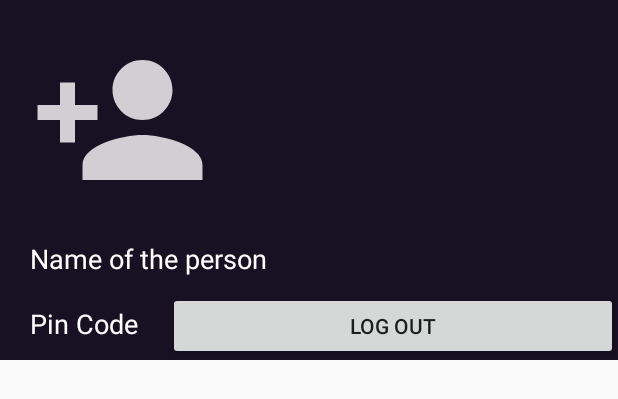
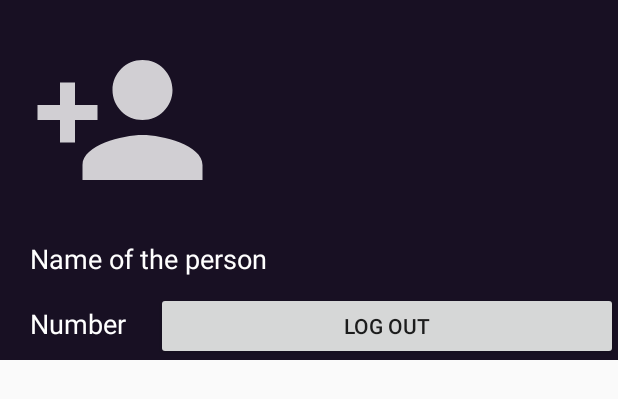
Before and after one commit to kirtikjangale/SeAndroidFrontend, an Android app: the layout drawer_header.xml on its own in the app's theme, with its tools: preview values and no code run, on a phone screen of 412 x 824 dp. Shown: the top 399 px of the screen. Run offline under Robolectric (Android 15) with nearby library versions, the phone set to English and light mode, and no system bars.

Commit message:
resolved merge conflicts

```diff
--- a/app/src/main/java/com/example/seandroidproject/activity/HomePageActivity.kt
+++ b/app/src/main/java/com/example/seandroidproject/activity/HomePageActivity.kt
@@ -216,7 +216,8 @@ class HomePageActivity : AppCompatActivity() {
     private fun openHome(){
         supportFragmentManager.beginTransaction().replace(
             R.id.frame,
-            AllItemsFragment()
+            // hardcoded defaults
+            AllItemsFragment("517619", "ewaste")
         ).addToBackStack("Home").commit()
         drawerLayout.closeDrawers()
         supportActionBar?.title = "All Items"
--- a/app/src/main/java/com/example/seandroidproject/activity/SellActivity.kt
+++ b/app/src/main/java/com/example/seandroidproject/activity/SellActivity.kt
@@ -20,6 +20,7 @@ import androidx.core.view.isVisible
 import com.example.seandroidproject.R
 import com.example.seandroidproject.util.FileUtils
 import okhttp3.*
+import okhttp3.MediaType.Companion.toMediaTypeOrNull
 import retrofit2.Call
 import retrofit2.Callback
 import retrofit2.Response
@@ -300,7 +301,7 @@ class SellActivity : AppCompatActivity() {
 
             // create RequestBody instance from file
             val requestFile = RequestBody.create(
-                MediaType.parse(contentResolver.getType(uri).toString()),
+                contentResolver.getType(uri).toString().toMediaTypeOrNull(),
                 file
             )
             gallery.add(MultipartBody.Part.createFormData("gallery", file.name, requestFile))
@@ -308,7 +309,7 @@ class SellActivity : AppCompatActivity() {
 
         val file = FileUtils.getFile(this, dpImage)
         val requestFile = RequestBody.create(
-            MediaType.parse(contentResolver.getType(dpImage).toString()),
+            contentResolver.getType(dpImage).toString().toMediaTypeOrNull(),
             file
         )
         val thumbnail = MultipartBody.Part.createFormData("thumbnail", file.name, requestFile)
--- a/app/src/main/res/layout/drawer_header.xml
+++ b/app/src/main/res/layout/drawer_header.xml
@@ -27,11 +27,11 @@
         >
 
         <TextView
-            android:id="@+id/pincode"
+            android:id="@+id/txtNumber"
             android:layout_width="wrap_content"
             android:layout_height="wrap_content"
             android:layout_marginLeft="20dp"
-            android:text="Pin Code"
+            android:text="Number"
             android:textColor="#ffffff"
             android:textSize="18sp" />
 
```
